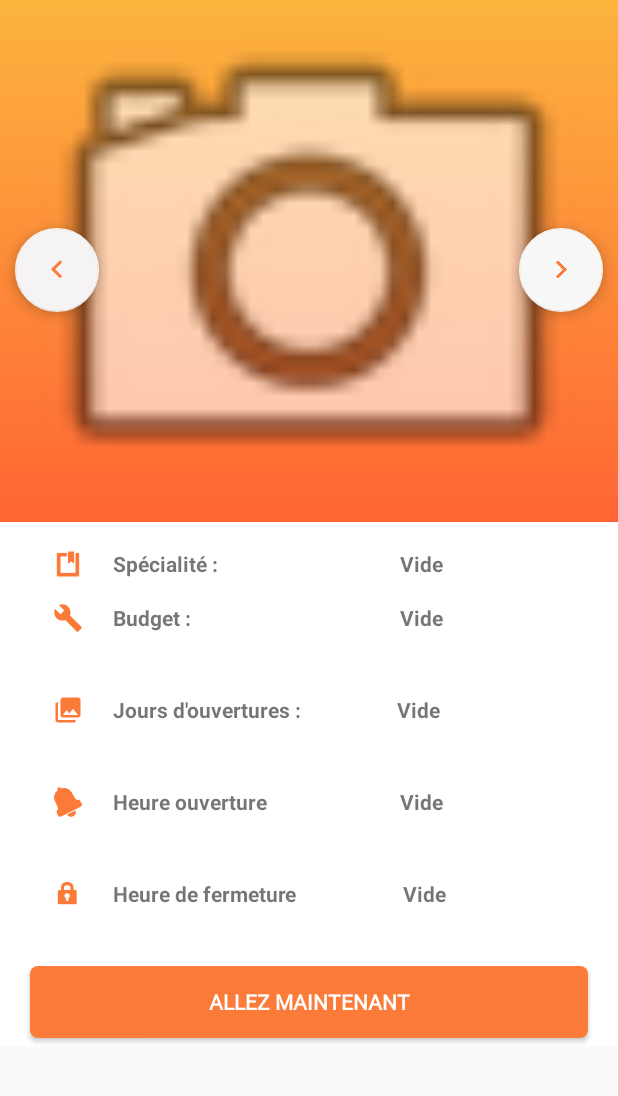
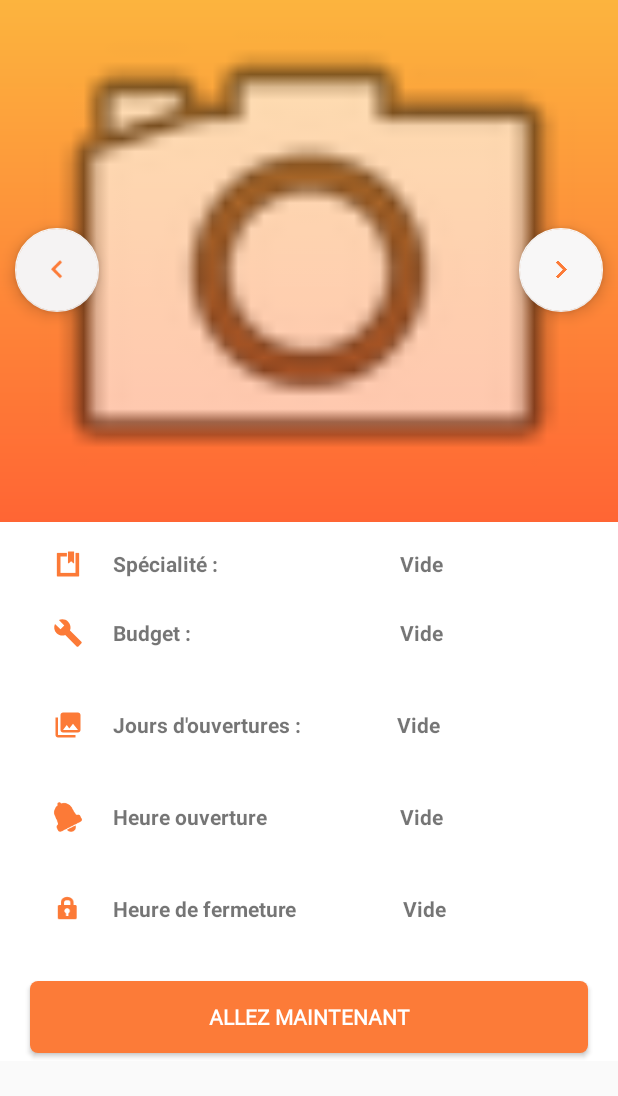
Before and after one commit to kyrigami98/ZaApp, an Android app: the layout lieu_profil.xml on its own in the app's theme, with its tools: preview values and no code run, on a phone screen of 412 x 824 dp. Shown: the top 1096 px of the screen. Run offline under Robolectric (Android 15) with nearby library versions, the phone set to English and light mode, and no system bars; Roboto replaces fonts that are not available here.

```diff
--- a/app/src/main/res/layout/lieu_profil.xml
+++ b/app/src/main/res/layout/lieu_profil.xml
@@ -86,7 +86,7 @@
                     android:orientation="horizontal"
                     android:paddingLeft="25dp"
                     android:layout_width="match_parent"
-                    android:layout_height="wrap_content">
+                    android:layout_height="wrap_content" android:paddingTop="10dp">
                 <ImageView
                         android:layout_width="20dp"
                         android:layout_height="36dp"
```
Also changed, not shown: app/src/main/java/com/example/za_app/ConnectActivity.kt (+6 -6 lines), app/src/main/java/com/example/za_app/MainActivity.kt (+15 -1 lines).
